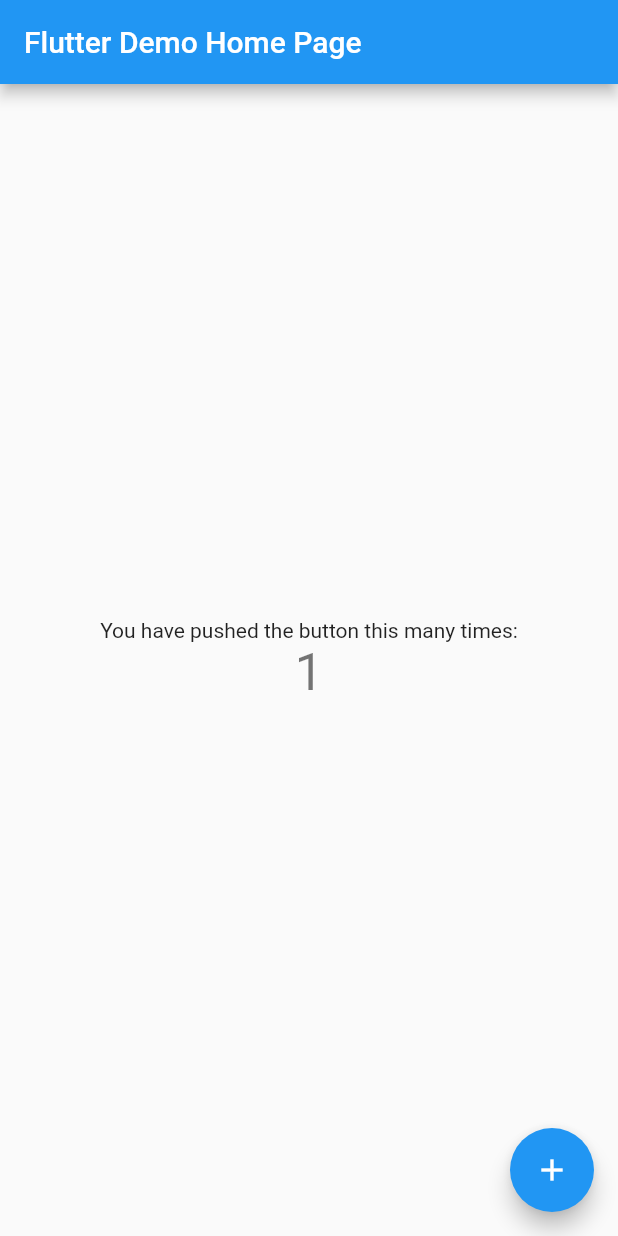
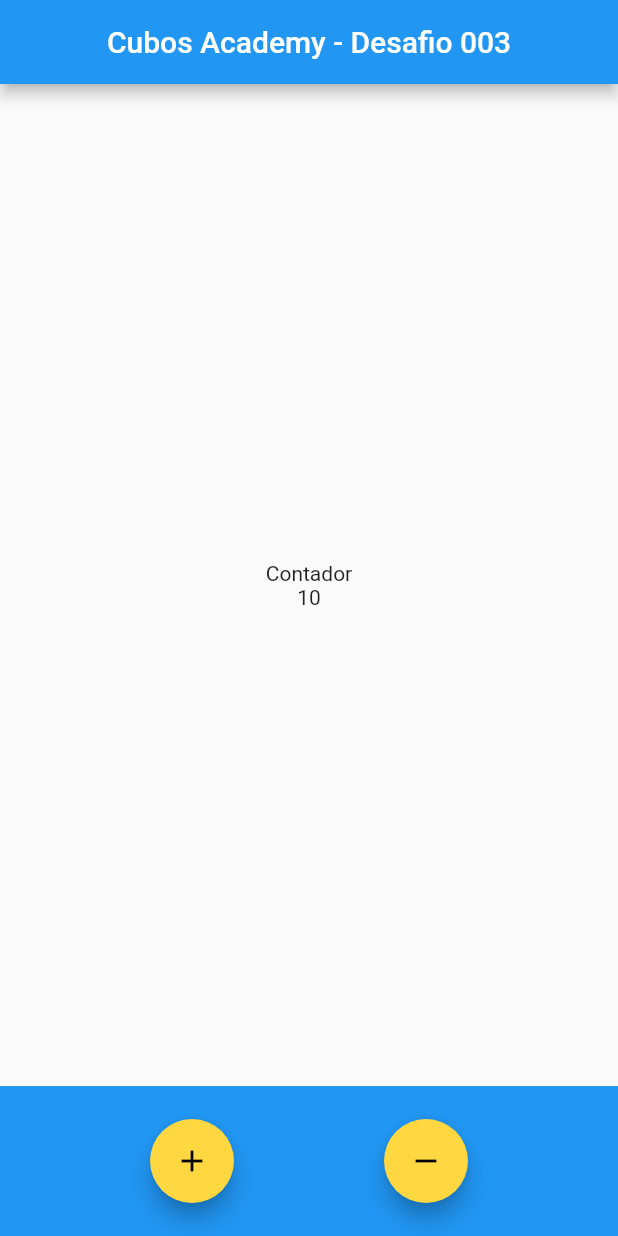
Before and after one commit to brandaoti/contador-mvc, a Flutter app: the screen it shows after launch, after a tap on the "add" icon, on a phone screen of 412 x 824 dp. Run offline on Flutter 3.47's test engine with Material 2 defaults, Android fonts, the phone set to English and light mode, and no system bars.

Commit message:
Criando MaterialApp, Scaffold e estrutura de layout

```diff
--- a/lib/main.dart
+++ b/lib/main.dart
@@ -1,113 +1,52 @@
 import 'package:flutter/material.dart';
 
 void main() {
-  runApp(MyApp());
+  runApp(AppWidget());
 }
 
-class MyApp extends StatelessWidget {
-  // This widget is the root of your application.
+class AppWidget extends StatelessWidget {
+  const AppWidget({Key key}) : super(key: key);
+
   @override
   Widget build(BuildContext context) {
     return MaterialApp(
-      title: 'Flutter Demo',
-      theme: ThemeData(
-        // This is the theme of your application.
-        //
-        // Try running your application with "flutter run". You'll see the
-        // application has a blue toolbar. Then, without quitting the app, try
-        // changing the primarySwatch below to Colors.green and then invoke
-        // "hot reload" (press "r" in the console where you ran "flutter run",
-        // or simply save your changes to "hot reload" in a Flutter IDE).
-        // Notice that the counter didn't reset back to zero; the application
-        // is not restarted.
-        primarySwatch: Colors.blue,
+      theme: ThemeData(accentColor: Colors.amberAccent),
+      home: Scaffold(
+        appBar: AppBar(
+          title: Text('Cubos Academy - Desafio 003'),
+          centerTitle: true,
         ),
-      home: MyHomePage(title: 'Flutter Demo Home Page'),
-    );
-  }
-}
+        // !
 
-class MyHomePage extends StatefulWidget {
-  MyHomePage({Key key, this.title}) : super(key: key);
-
-  // This widget is the home page of your application. It is stateful, meaning
-  // that it has a State object (defined below) that contains fields that affect
-  // how it looks.
-
-  // This class is the configuration for the state. It holds the values (in this
-  // case the title) provided by the parent (in this case the App widget) and
-  // used by the build method of the State. Fields in a Widget subclass are
-  // always marked "final".
-
-  final String title;
-
-  @override
-  _MyHomePageState createState() => _MyHomePageState();
-}
-
-class _MyHomePageState extends State<MyHomePage> {
-  int _counter = 0;
-
-  void _incrementCounter() {
-    setState(() {
-      // This call to setState tells the Flutter framework that something has
-      // changed in this State, which causes it to rerun the build method below
-      // so that the display can reflect the updated values. If we changed
-      // _counter without calling setState(), then the build method would not be
-      // called again, and so nothing would appear to happen.
-      _counter++;
-    });
-  }
-
-  @override
-  Widget build(BuildContext context) {
-    // This method is rerun every time setState is called, for instance as done
-    // by the _incrementCounter method above.
-    //
-    // The Flutter framework has been optimized to make rerunning build methods
-    // fast, so that you can just rebuild anything that needs updating rather
-    // than having to individually change instances of widgets.
-    return Scaffold(
-      appBar: AppBar(
-        // Here we take the value from the MyHomePage object that was created by
-        // the App.build method, and use it to set our appbar title.
-        title: Text(widget.title),
+        body: Container(
+          alignment: Alignment.center,
+          child: Column(
+            mainAxisAlignment: MainAxisAlignment.center,
+            children: [
+              // ? INfo
+              Text('Contador'),
+              Text('10'),
+            ],
           ),
-      body: Center(
-        // Center is a layout widget. It takes a single child and positions it
-        // in the middle of the parent.
-        child: Column(
-          // Column is also a layout widget. It takes a list of children and
-          // arranges them vertically. By default, it sizes itself to fit its
-          // children horizontally, and tries to be as tall as its parent.
-          //
-          // Invoke "debug painting" (press "p" in the console, choose the
-          // "Toggle Debug Paint" action from the Flutter Inspector in Android
-          // Studio, or the "Toggle Debug Paint" command in Visual Studio Code)
-          // to see the wireframe for each widget.
-          //
-          // Column has various properties to control how it sizes itself and
-          // how it positions its children. Here we use mainAxisAlignment to
-          // center the children vertically; the main axis here is the vertical
-          // axis because Columns are vertical (the cross axis would be
-          // horizontal).
-          mainAxisAlignment: MainAxisAlignment.center,
-          children: <Widget>[
-            Text(
-              'You have pushed the button this many times:',
         ),
-            Text(
-              '$_counter',
-              style: Theme.of(context).textTheme.headline4,
+        bottomNavigationBar: Container(
+          height: 100,
+          color: Colors.blue,
+          child: Row(
+            mainAxisAlignment: MainAxisAlignment.spaceEvenly,
+            children: [
+              FloatingActionButton(
+                child: Icon(Icons.add),
+                onPressed: () {},
+              ),
+              FloatingActionButton(
+                child: Icon(Icons.remove),
+                onPressed: () {},
               ),
             ],
           ),
         ),
-      floatingActionButton: FloatingActionButton(
-        onPressed: _incrementCounter,
-        tooltip: 'Increment',
-        child: Icon(Icons.add),
-      ), // This trailing comma makes auto-formatting nicer for build methods.
+      ),
     );
   }
 }
```
Lines whose indentation alone changed are shown as unchanged.
